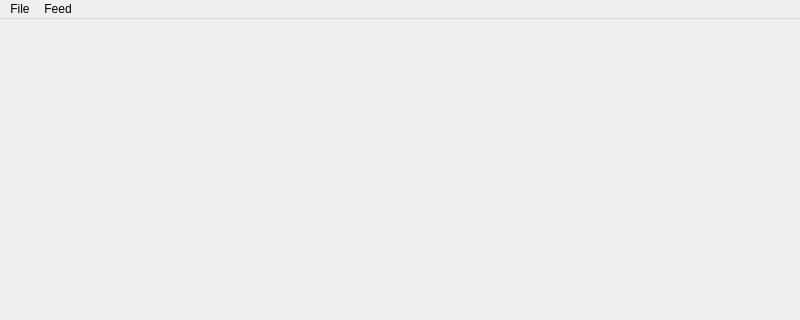
Above: mainwindow.ui from nealw64/RSS-Reader before the change; both pictures show x 0 to 800 and y 0 to 320 of the 800 by 600 pixel window. Below: the same form after it.
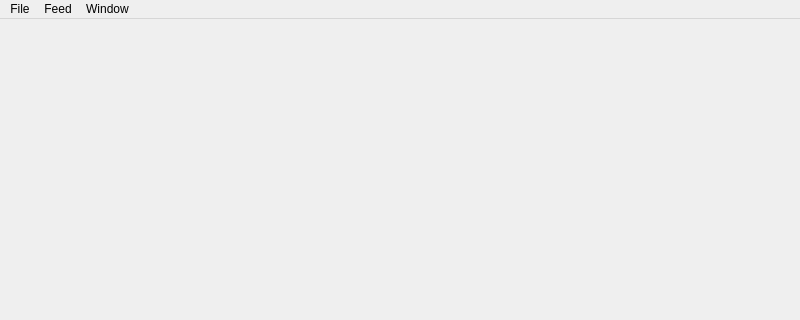
That is the form after the change.

Patch:
```diff
--- a/mainwindow.ui
+++ b/mainwindow.ui
@@ -40,8 +40,15 @@
     </property>
     <addaction name="actionExit"/>
    </widget>
+   <widget class="QMenu" name="menuWindow">
+    <property name="title">
+     <string>Window</string>
+    </property>
+    <addaction name="actionFull_screen"/>
+   </widget>
    <addaction name="menuFile"/>
    <addaction name="menuFeed"/>
+   <addaction name="menuWindow"/>
   </widget>
   <action name="actionAdd">
    <property name="text">
```
Left out of the diff: 8 changed lines with no effect on the pictures.
